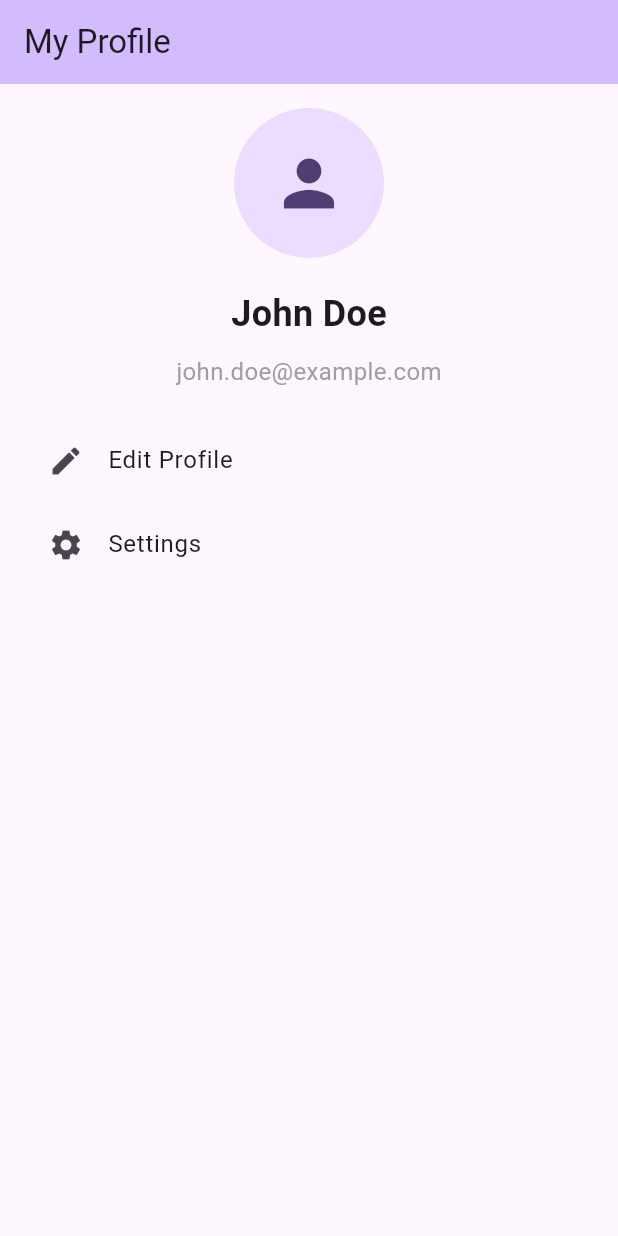
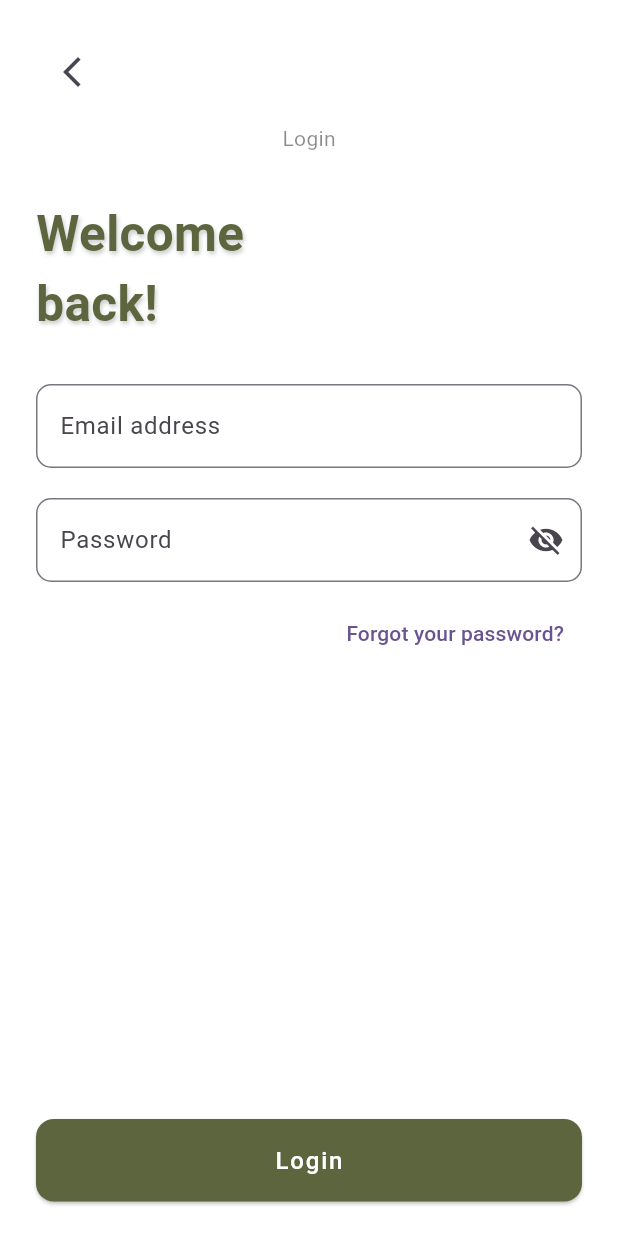
Before and after one commit to alphas12/trash_track, a Flutter app: the screen it shows after launch, on a phone screen of 412 x 824 dp. Run offline on Flutter 3.47's test engine with Material 3 defaults, Android fonts, the phone set to English and light mode, and no system bars.

Commit message:
Login UI Page :D

```diff
--- a/lib/main.dart
+++ b/lib/main.dart
@@ -1,5 +1,6 @@
 import 'package:flutter/material.dart';
 import 'screens/profile_screen.dart';
+import 'screens/login_screen.dart';
 
 void main() {
   runApp(const MyApp());
@@ -17,7 +18,7 @@ class MyApp extends StatelessWidget {
         colorScheme: ColorScheme.fromSeed(seedColor: Colors.deepPurple),
       ),
       // This is equivalent to setting the LAUNCHER activity in AndroidManifest.xml
-      home: const ProfileScreen(), // This screen will launch first
+        home: const LoginPage(), // This screen will launch first
     );
   }
 }
--- /dev/null
+++ b/lib/screens/login_screen.dart
@@ -0,0 +1,129 @@
+import 'package:flutter/material.dart';
+
+class LoginPage extends StatelessWidget {
+  const LoginPage({super.key});
+
+  @override
+  Widget build(BuildContext context) {
+    final Color oliveGreen = const Color(0xFF5C653E);
+    final size = MediaQuery.of(context).size;
+    final isSmall = size.height < 600;
+
+    return Scaffold(
+      backgroundColor: Colors.white,
+      body: SafeArea(
+        child: SingleChildScrollView( // Makes it scrollable on small devices
+          child: Padding(
+            padding: const EdgeInsets.all(24.0),
+            child: ConstrainedBox(
+              constraints: BoxConstraints(minHeight: size.height - 50),
+              child: IntrinsicHeight(
+                child: Column(
+                  crossAxisAlignment: CrossAxisAlignment.start,
+                  children: [
+                    IconButton(
+                      icon: const Icon(Icons.arrow_back_ios_new),
+                      onPressed: () {},
+                    ),
+                    const SizedBox(height: 10),
+                    const Center(
+                      child: Text(
+                        'Login',
+                        style: TextStyle(fontSize: 14, color: Colors.black45),
+                      ),
+                    ),
+                    const SizedBox(height: 30),
+                    Text(
+                      'Welcome\nback!',
+                      style: TextStyle(
+                        fontSize: size.width * 0.08,
+                        fontWeight: FontWeight.bold,
+                        color: oliveGreen,
+                        shadows: [
+                          Shadow(
+                            blurRadius: 3,
+                            color: Colors.black.withOpacity(0.2),
+                            offset: const Offset(1, 2),
+                          ),
+                        ],
+                      ),
+                    ),
+                    const SizedBox(height: 30),
+                    TextField(
+                      decoration: InputDecoration(
+                        hintText: 'Email address',
+                        border: OutlineInputBorder(
+                          borderRadius: BorderRadius.circular(10),
+                        ),
+                      ),
+                    ),
+                    const SizedBox(height: 20),
+                    TextField(
+                      obscureText: true,
+                      decoration: InputDecoration(
+                        hintText: 'Password',
+                        border: OutlineInputBorder(
+                          borderRadius: BorderRadius.circular(10),
+                        ),
+                        suffixIcon: IconButton(
+                          icon: const Icon(Icons.visibility_off),
+                          onPressed: () {},
+                        ),
+                      ),
+                    ),
+                    const SizedBox(height: 10),
+                    Align(
+                      alignment: Alignment.centerRight,
+                      child: TextButton(
+                        onPressed: () {},
+                        child: const Text('Forgot your password?'),
+                      ),
+                    ),
+                    const SizedBox(height: 300),
+                    SizedBox(
+                      width: double.infinity,
+                      child: ElevatedButton(
+                        onPressed: () {},
+                        style: ElevatedButton.styleFrom(
+                          backgroundColor: oliveGreen,
+                          shape: RoundedRectangleBorder(
+                            borderRadius: BorderRadius.circular(12),
+                          ),
+                          padding: const EdgeInsets.symmetric(vertical: 16),
+                        ),
+                        child: const Text(
+                          'Login',
+                          style: TextStyle(fontSize: 16, letterSpacing: 1.2, color: Colors.white),
+                        ),
+                      ),
+                    ),
+                  ],
+                ),
+              ),
+            ),
+          ),
+        ),
+      ),
+    );
+  }
+}
+
+class SocialIcon extends StatelessWidget {
+  final IconData icon;
+  final Color color;
+
+  const SocialIcon({
+    required this.icon,
+    required this.color,
+    super.key,
+  });
+
+  @override
+  Widget build(BuildContext context) {
+    return CircleAvatar(
+      radius: 22,
+      backgroundColor: Colors.grey.shade200,
+      child: Icon(icon, color: color),
+    );
+  }
+}
```
